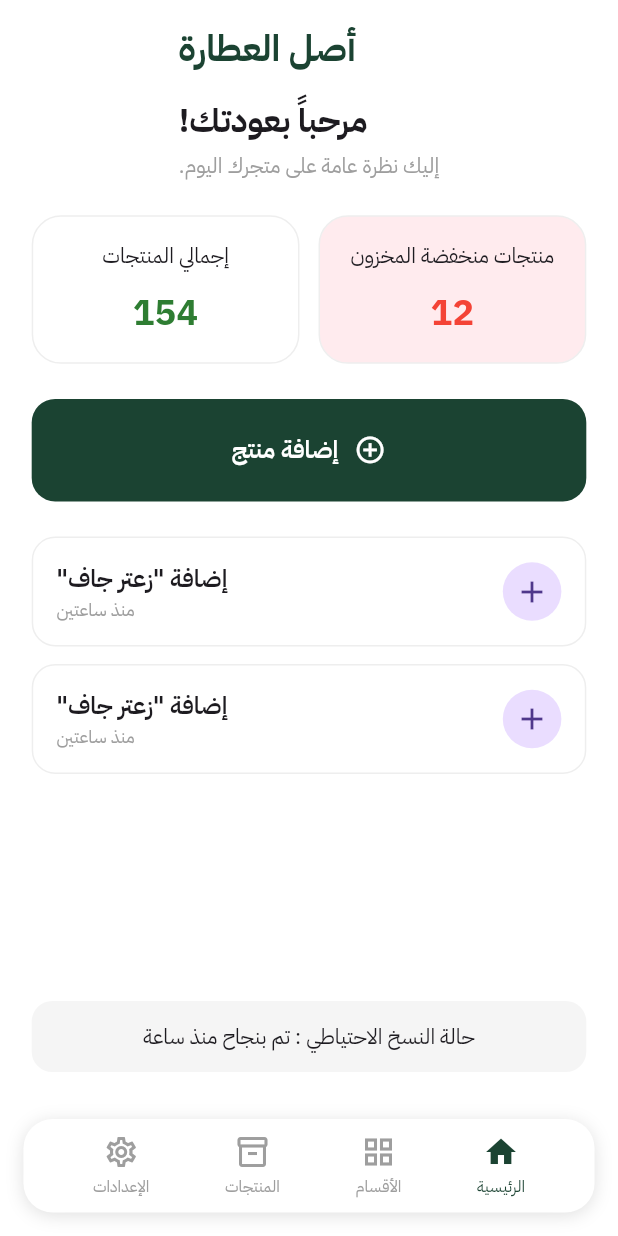
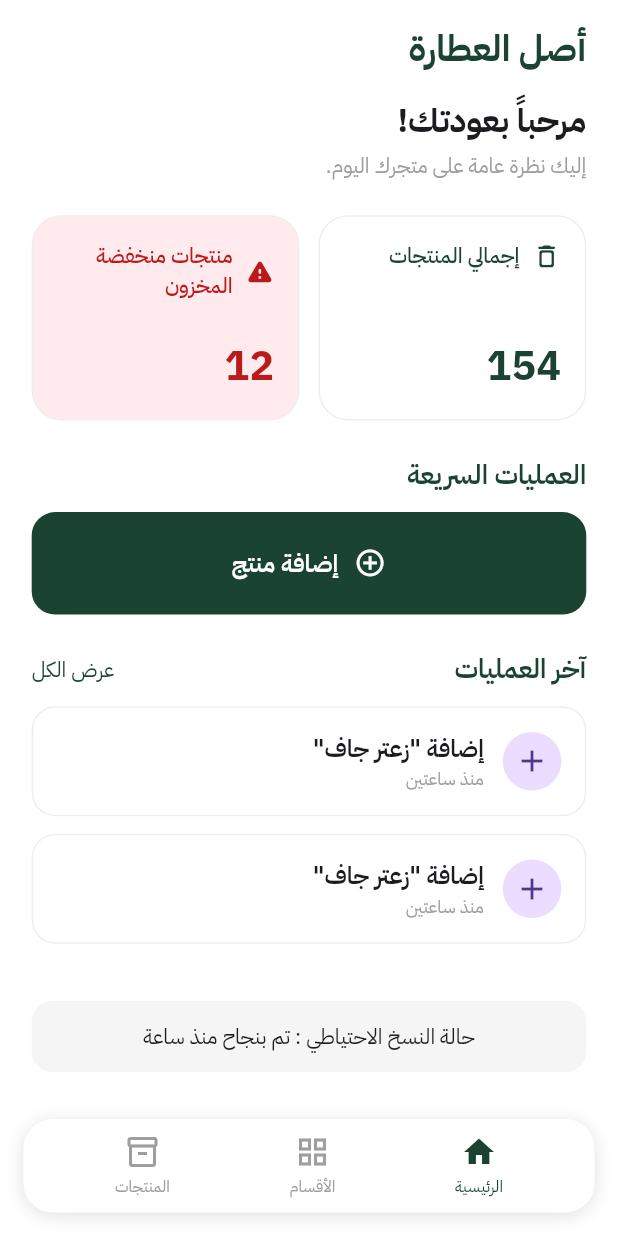
Before and after one commit to gamalazzam5/Asl-Attara, a Flutter app: the screen it shows after launch, on a phone screen of 412 x 824 dp. Run offline on Flutter 3.47's test engine with Material 3 defaults, Android fonts, the light colour scheme and no system bars; our stand-ins replace device_preview, flutter_screenutil, go_router.

Commit message:
finish Dashboard View

```diff
--- a/lib/core/routes/app_router.dart
+++ b/lib/core/routes/app_router.dart
@@ -3,6 +3,7 @@ import 'package:aslattara/features/splash/splash.dart';
 import 'package:go_router/go_router.dart';
 
 import '../../features/dashboard/presentation/views/dashboard_view.dart';
+import '../../features/navigation/presentation/views/main_navigation_view.dart';
 
 class AppRouter {
 
@@ -20,6 +21,11 @@ class AppRouter {
       GoRoute(
         path: RouteNames.dashboard,
         builder: (context, state) => const DashboardView(),
+      ),
+      GoRoute(
+        path: RouteNames.mainNavigation,
+        builder: (context,state)
+        => const MainNavigationView(),
       ),
 
       // GoRoute(
--- a/lib/core/routes/route_names.dart
+++ b/lib/core/routes/route_names.dart
@@ -13,5 +13,6 @@ abstract class RouteNames {
   static const backup = '/backup';
 
   static const settings = '/settings';
+  static const mainNavigation='/mainNavigation';
 
 }
--- a/lib/core/widgets/nav_bar.dart
+++ b/lib/core/widgets/custom_bottom_navbar.dart
@@ -50,7 +50,7 @@ class CustomBottomNavBar extends StatelessWidget {
 
       child: Row(
         mainAxisAlignment:
-        MainAxisAlignment.spaceAround,
+        .spaceAround,
 
         children: [
 
@@ -72,11 +72,6 @@ class CustomBottomNavBar extends StatelessWidget {
             index: 2,
           ),
 
-          _buildItem(
-            icon: Icons.settings_outlined,
-            label: 'الإعدادات',
-            index: 3,
-          ),
         ],
       ),
     );
--- a/lib/features/dashboard/presentation/views/dashboard_view.dart
+++ b/lib/features/dashboard/presentation/views/dashboard_view.dart
@@ -1,7 +1,6 @@
 import 'package:flutter/material.dart';
 import 'package:flutter_screenutil/flutter_screenutil.dart';
 
-import '../../../../core/widgets/nav_bar.dart';
 import '../widgets/backup_status_card.dart';
 import '../widgets/dashboard_header.dart';
 import '../widgets/quick_action_button.dart';
@@ -14,38 +13,32 @@ class DashboardView extends StatelessWidget {
   @override
   Widget build(BuildContext context) {
     return Scaffold(
-      bottomNavigationBar: const CustomBottomNavBar(currentIndex: 0,),
-
       body: SafeArea(
         child: Padding(
-          padding: EdgeInsets.symmetric(
-            horizontal: 20.w,
-            vertical: 16.h,
-          ),
+          padding: EdgeInsets.symmetric(horizontal: 20.w, vertical: 16.h),
           child: Column(
             children: [
-
               const DashboardHeader(),
-
               SizedBox(height: 24.h),
 
+              // Statistics Cards Row
               Row(
                 children: [
-
+                  Expanded(
+                    child: StatisticsCard(
+                      title: 'إجمالي المنتجات',
+                      value: '154',
+                      isAlert: false,
+                      icon: Icons.delete_outline_rounded,
+                    ),
+                  ),
+                  SizedBox(width: 12.w),
                   Expanded(
                     child: StatisticsCard(
                       title: 'منتجات منخفضة المخزون',
                       value: '12',
                       isAlert: true,
-                    ),
-                  ),
-
-                  SizedBox(width: 12.w),
-
-                  Expanded(
-                    child: StatisticsCard(
-                      title: 'إجمالي المنتجات',
-                      value: '154',
+                      icon: Icons.warning_rounded,
                     ),
                   ),
                 ],
@@ -58,12 +51,7 @@ class DashboardView extends StatelessWidget {
               SizedBox(height: 24.h),
 
               Expanded(
-                child: ListView.builder(
-                  itemCount: 2,
-                  itemBuilder: (_, index) {
-                    return RecentActivityItem();
-                  },
-                ),
+                child: RecentActivityItem(),
               ),
 
               SizedBox(height: 16.h),
--- a/lib/features/dashboard/presentation/widgets/dashboard_header.dart
+++ b/lib/features/dashboard/presentation/widgets/dashboard_header.dart
@@ -1,17 +1,22 @@
-import 'package:aslattara/core/constants/app_colors.dart';
-import 'package:aslattara/core/constants/text_style.dart';
+import 'dart:ui';
+
 import 'package:flutter/material.dart';
 import 'package:flutter_screenutil/flutter_screenutil.dart';
+
+import '../../../../core/constants/app_colors.dart';
+import '../../../../core/constants/text_style.dart';
 
 class DashboardHeader extends StatelessWidget {
   const DashboardHeader({super.key});
 
   @override
   Widget build(BuildContext context) {
-    return Column(
-      crossAxisAlignment: CrossAxisAlignment.end,
+    return SizedBox(
+      width: double.infinity,
+
+      child: Column(
+        crossAxisAlignment: .start,
         children: [
-
           Text(
             "أصل العطارة",
             style: TextStyles.text24.copyWith(
@@ -19,25 +24,19 @@ class DashboardHeader extends StatelessWidget {
               fontWeight: FontWeight.w700,
             ),
           ),
-
           SizedBox(height: 16.h),
-
           Text(
             "مرحباً بعودتك!",
-          style: TextStyles.text22.copyWith(
-            fontWeight: FontWeight.w700,
+            style: TextStyles.text22.copyWith(fontWeight: FontWeight.w700),
           ),
-        ),
-
           SizedBox(height: 4.h),
-
           Text(
             "إليك نظرة عامة على متجرك اليوم.",
-          style: TextStyles.text14.copyWith(
-            color: Colors.grey,
-          ),
+            textAlign: .right,
+            style: TextStyles.text14.copyWith(color: Colors.grey),
           ),
         ],
+      ),
     );
   }
 }
--- a/lib/features/dashboard/presentation/widgets/quick_action_button.dart
+++ b/lib/features/dashboard/presentation/widgets/quick_action_button.dart
@@ -8,28 +8,33 @@ class QuickActionButton extends StatelessWidget {
 
   @override
   Widget build(BuildContext context) {
-    return Container(
+    return Column(
+      children: [
+        Align(
+          alignment: Alignment.centerRight,
+          child: Text(
+            'العمليات السريعة',
+            style: TextStyles.text18.copyWith(
+              fontWeight: FontWeight.w600,
+              color: AppColors.primaryColor,
+            ),
+          ),
+        ),
+        SizedBox(height: 12.h),
+        Container(
           height: 70.h,
           width: double.infinity,
 
           decoration: BoxDecoration(
             color: AppColors.primaryColor,
-        borderRadius: BorderRadius.circular(
-          16.r,
-        ),
+            borderRadius: BorderRadius.circular(16.r),
           ),
 
           child: Row(
-        mainAxisAlignment:
-        MainAxisAlignment.center,
+            mainAxisAlignment: MainAxisAlignment.center,
 
             children: [
-
-          Icon(
-            Icons.add_circle_outline,
-            color: Colors.white,
-            size: 22.sp,
-          ),
+              Icon(Icons.add_circle_outline, color: Colors.white, size: 22.sp),
 
               SizedBox(width: 10.w),
 
@@ -42,6 +47,8 @@ class QuickActionButton extends StatelessWidget {
               ),
             ],
           ),
+        ),
+      ],
     );
   }
 }
--- a/lib/features/dashboard/presentation/widgets/recent_activity_item.dart
+++ b/lib/features/dashboard/presentation/widgets/recent_activity_item.dart
@@ -1,73 +1,49 @@
+import 'package:aslattara/features/dashboard/presentation/widgets/recent_activity_process.dart';
 import 'package:flutter/material.dart';
 import 'package:flutter_screenutil/flutter_screenutil.dart';
+import '../../../../core/constants/app_colors.dart';
 import '../../../../core/constants/text_style.dart';
 
 class RecentActivityItem extends StatelessWidget {
-  const RecentActivityItem({
-    super.key,
-  });
+  const RecentActivityItem({super.key});
 
   @override
   Widget build(BuildContext context) {
-    return Container(
-      margin: EdgeInsets.only(
-        bottom: 12.h,
-      ),
-
-      padding: EdgeInsets.all(
-        16.r,
-      ),
-
-      decoration: BoxDecoration(
-        color: Colors.white,
-        borderRadius:
-        BorderRadius.circular(
-          16.r,
+    return Column(
+      children: [
+        // Header Row
+        Row(
+          mainAxisAlignment: .spaceBetween,
+          children: [
+            Text(
+              'آخر العمليات',
+              style: TextStyles.text18.copyWith(
+                color: AppColors.primaryColor,
+                fontWeight: FontWeight.w600,
+              ),
+            ),
+            Text(
+              'عرض الكل',
+              style: TextStyles.text14.copyWith(
+                color: AppColors.primaryColor,
+              ),
+            )
+          ],
         ),
 
-        border: Border.all(
-          color: Colors.grey.shade200,
-        ),
-      ),
+        SizedBox(height: 12.h),
 
-      child: Row(
-        children: [
-
-          CircleAvatar(
-            radius: 20.r,
-            child: const Icon(Icons.add),
+        Flexible(
+          child: ListView.builder(
+            itemCount: 2,
+            shrinkWrap: true,
+            physics: const NeverScrollableScrollPhysics(),
+            itemBuilder: (_, index) {
+              return RecentActivityProcess();
+            },
           ),
-
-          SizedBox(width: 12.w),
-
-          Expanded(
-            child: Column(
-              crossAxisAlignment:
-              CrossAxisAlignment.end,
-
-              children: [
-
-                Text(
-                  'إضافة "زعتر جاف"',
-                  style: TextStyles.text16
-                      .copyWith(
-                    fontWeight:
-                    FontWeight.w600,
-                  ),
-                ),
-
-                Text(
-                  'منذ ساعتين',
-                  style: TextStyles.text12
-                      .copyWith(
-                    color: Colors.grey,
-                  ),
-                ),
-              ],
-            ),
-          ),
-        ],
-      ),
+        )
+      ],
     );
   }
 }
--- /dev/null
+++ b/lib/features/dashboard/presentation/widgets/recent_activity_process.dart
@@ -0,0 +1,52 @@
+import 'package:flutter/material.dart';
+import 'package:flutter_screenutil/flutter_screenutil.dart';
+
+import '../../../../core/constants/text_style.dart';
+
+class RecentActivityProcess extends StatelessWidget {
+  const RecentActivityProcess({super.key});
+
+  @override
+  Widget build(BuildContext context) {
+    return Container(
+      margin: EdgeInsets.only(bottom: 12.h),
+
+      padding: EdgeInsets.all(16.r),
+
+      decoration: BoxDecoration(
+        color: Colors.white,
+        borderRadius: BorderRadius.circular(16.r),
+
+        border: Border.all(color: Colors.grey.shade200),
+      ),
+
+      child: Row(
+        children: [
+          CircleAvatar(radius: 20.r, child: const Icon(Icons.add)),
+
+          SizedBox(width: 12.w),
+
+          Expanded(
+            child: Column(
+              crossAxisAlignment: .start,
+
+              children: [
+                Text(
+                  'إضافة "زعتر جاف"',
+                  style: TextStyles.text16.copyWith(
+                    fontWeight: FontWeight.w600,
+                  ),
+                ),
+
+                Text(
+                  'منذ ساعتين',
+                  style: TextStyles.text12.copyWith(color: Colors.grey),
+                ),
+              ],
+            ),
+          ),
+        ],
+      ),
+    );
+  }
+}
--- a/lib/features/dashboard/presentation/widgets/statistics_card.dart
+++ b/lib/features/dashboard/presentation/widgets/statistics_card.dart
@@ -1,56 +1,62 @@
 import 'package:flutter/material.dart';
 import 'package:flutter_screenutil/flutter_screenutil.dart';
+import '../../../../core/constants/app_colors.dart';
 import '../../../../core/constants/text_style.dart';
 
 class StatisticsCard extends StatelessWidget {
   final String title;
   final String value;
   final bool isAlert;
+  final IconData? icon;
 
   const StatisticsCard({
     super.key,
     required this.title,
     required this.value,
     this.isAlert = false,
+    this.icon,
   });
 
   @override
   Widget build(BuildContext context) {
+    final iconColor = isAlert ? AppColors.errorColor : AppColors.primaryColor;
+    final backgroundColor = isAlert ? Colors.red.shade50 : Colors.white;
+
     return Container(
+      height: 140.h,
       padding: EdgeInsets.all(16.r),
-
       decoration: BoxDecoration(
-        color: isAlert
-            ? Colors.red.shade50
-            : Colors.white,
-
-        borderRadius: BorderRadius.circular(
-          20.r,
-        ),
-
-        border: Border.all(
-          color: Colors.grey.shade200,
-        ),
+        color: backgroundColor,
+        borderRadius: BorderRadius.circular(20.r),
+        border: Border.all(color: Colors.grey.shade200),
       ),
-
       child: Column(
+        crossAxisAlignment: .start,
+        mainAxisAlignment: .spaceBetween,
         children: [
-
-          Text(
-            title,
-            textAlign: TextAlign.center,
-            style: TextStyles.text14,
+          Row(
+            children: [
+              Icon(icon, color: iconColor, size: 20.r),
+              SizedBox(width: 8.w),
+              Expanded(
+                child: Text(
+                  title,
+                  maxLines: 2,
+                  overflow: TextOverflow.ellipsis,
+                  style: TextStyles.text14.copyWith(
+                    color: isAlert ? AppColors.errorColor : AppColors.primaryColor,
+                    fontWeight: FontWeight.w500,
+                  ),
+                ),
+              ),
+            ],
           ),
-
-          SizedBox(height: 12.h),
-
           Text(
             value,
             style: TextStyles.text24.copyWith(
               fontWeight: FontWeight.bold,
-              color: isAlert
-                  ? Colors.red
-                  : Colors.green.shade800,
+              color: isAlert ? AppColors.errorColor :AppColors.primaryColor,
+              fontSize: 28.sp,
             ),
           ),
         ],
--- /dev/null
+++ b/lib/features/navigation/presentation/views/main_navigation_view.dart
@@ -0,0 +1,57 @@
+
+import 'package:flutter/material.dart';
+
+import '../../../../core/widgets/custom_bottom_navbar.dart';
+import '../../../dashboard/presentation/views/dashboard_view.dart';
+
+class MainNavigationView extends StatefulWidget {
+  const MainNavigationView({
+    super.key,
+  });
+
+  @override
+  State<MainNavigationView> createState() =>
+      _MainNavigationViewState();
+}
+
+class _MainNavigationViewState
+    extends State<MainNavigationView> {
+
+  int currentIndex = 0;
+
+  final pages = [
+
+    const DashboardView(),
+    Container(),
+    Container(),
+
+  ];
+
+  @override
+  Widget build(BuildContext context) {
+
+    return Scaffold(
+
+      body: IndexedStack(
+        index: currentIndex,
+        children: pages,
+      ),
+
+      bottomNavigationBar:
+      CustomBottomNavBar(
+
+        currentIndex: currentIndex,
+
+        onTap: (index) {
+
+          setState(() {
+
+            currentIndex = index;
+
+          });
+
+        },
+      ),
+    );
+  }
+}
--- a/lib/features/splash/splash.dart
+++ b/lib/features/splash/splash.dart
@@ -31,7 +31,7 @@ class _SplashViewState extends State<SplashView> {
 
     if (mounted) {
       context.go(
-        RouteNames.dashboard,
+        RouteNames.mainNavigation,
       );
     }
   }
--- a/lib/main.dart
+++ b/lib/main.dart
@@ -3,10 +3,17 @@ import 'package:aslattara/core/routes/app_router.dart';
 import 'package:flutter/material.dart';
 import 'package:flutter_localizations/flutter_localizations.dart';
 import 'package:flutter_screenutil/flutter_screenutil.dart';
+import 'package:device_preview/device_preview.dart';
+
 
 void main() {
-  runApp(
-    const MyApp(),
+  runApp(DevicePreview(
+    enabled: true,
+    tools: const [
+      ...DevicePreview.defaultTools,
+    ],
+    builder: (context) => const MyApp(),
+  ),
   );
 }
 
--- a/pubspec.yaml
+++ b/pubspec.yaml
@@ -17,6 +17,7 @@ dependencies:
   flutter_screenutil: ^5.9.3
   flutter_launcher_icons: ^0.14.4
   go_router: ^17.2.3
+  device_preview: ^1.3.1
 
 dev_dependencies:
   flutter_test:
```
Also changed, not shown: lib/generated/assets.dart, pubspec.lock. Lines whose indentation alone changed are shown as unchanged.
